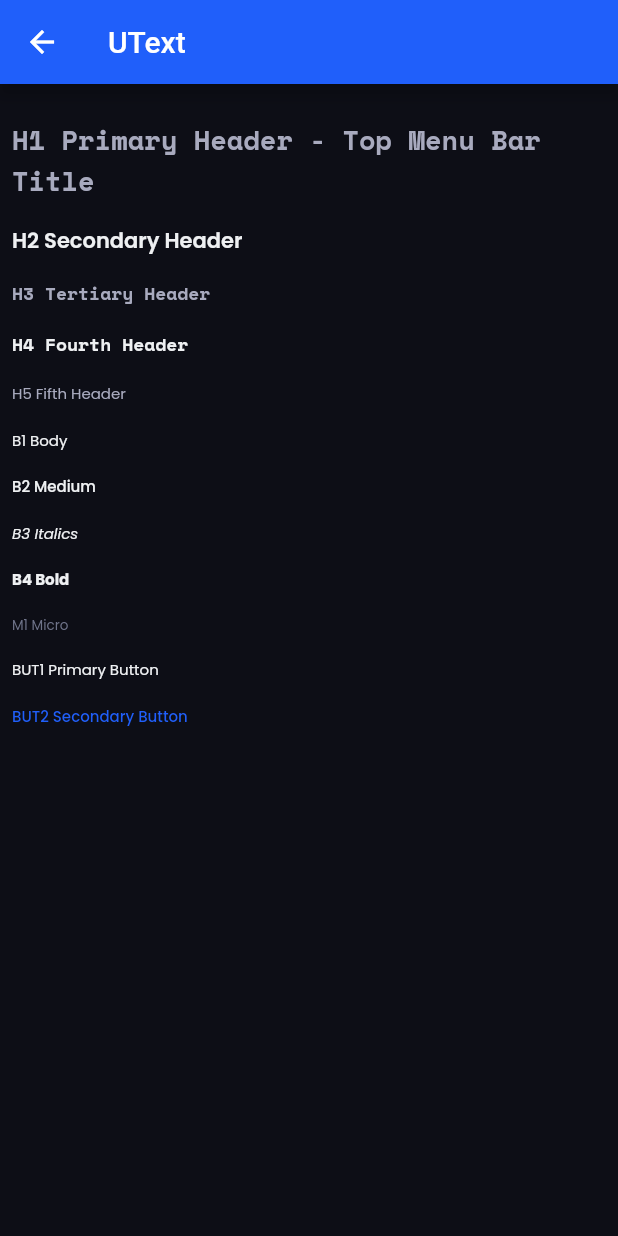
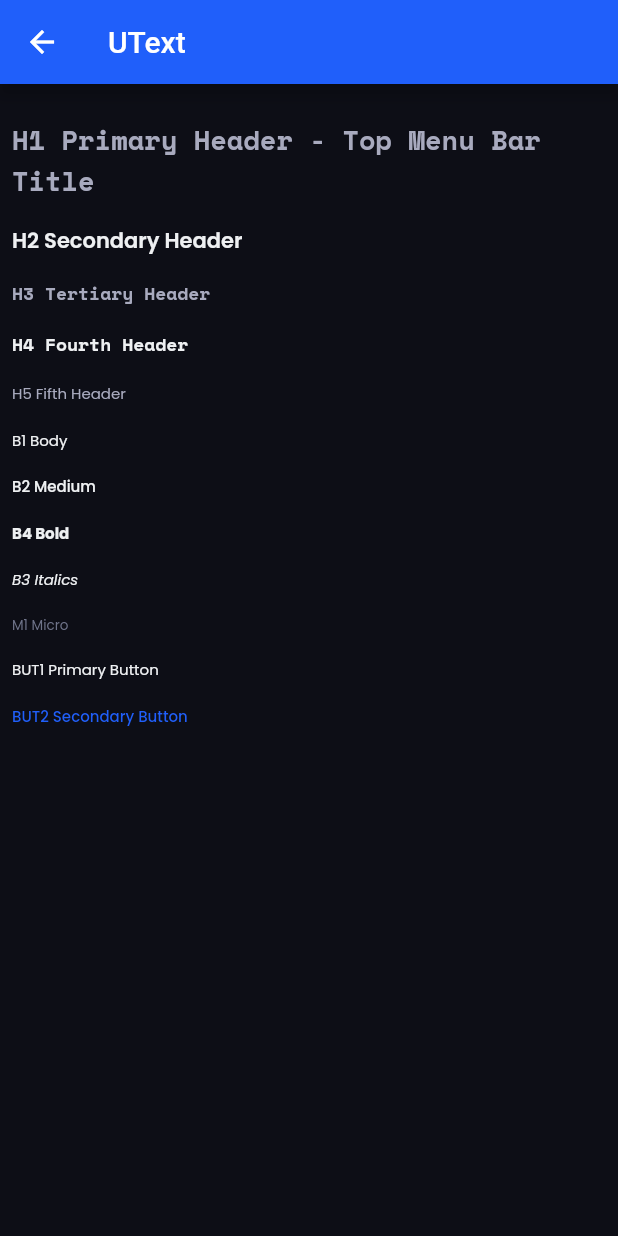
Before and after one commit to Satellite-im/Uplink-Mobile, a Flutter app: the screen it shows after launch, after a tap on "Core Widgets and Specs", after a tap on "UText", on a phone screen of 412 x 824 dp. Run offline on Flutter 3.47's test engine with Material 2 defaults, Android fonts, the phone set to English and light mode, and no system bars; our stand-ins replace bloc, flutter_bloc, shared_preferences; generated files the repository leaves out were written again.

Commit message:
FA-33 - refactor(UTextStyle): change italics to B4 and bold to B3

```diff
--- a/packages/ui_library/lib/widgets/u_text/models/u_text_style.dart
+++ b/packages/ui_library/lib/widgets/u_text/models/u_text_style.dart
@@ -22,8 +22,8 @@ enum UTextStyle {
   H5_fifthHeader,
   B1_body,
   B2_medium,
-  B3_italics,
-  B4_bold,
+  B3_bold,
+  B4_italics,
   M1_micro,
   BUT1_primaryButton,
   BUT2_secondaryButton,
@@ -84,7 +84,14 @@ extension UTextStyleExtension on UTextStyle {
           fontSize: USizes.textB2MediumSize,
           color: UColors.white,
         );
-      case UTextStyle.B3_italics:
+      case UTextStyle.B3_bold:
+        return _uTextStyle._copyWith(
+          fontFamily: UFonts.textPoppinsFont,
+          fontWeight: FontWeight.w700,
+          fontSize: USizes.textB4BoldSize,
+          color: UColors.white,
+        );
+      case UTextStyle.B4_italics:
         return _uTextStyle._copyWith(
           fontFamily: UFonts.textPoppinsFont,
           fontSize: USizes.textB3ItalicsSize,
@@ -92,13 +99,7 @@ extension UTextStyleExtension on UTextStyle {
           fontStyle: FontStyle.italic,
           color: UColors.white,
         );
-      case UTextStyle.B4_bold:
-        return _uTextStyle._copyWith(
-          fontFamily: UFonts.textPoppinsFont,
-          fontWeight: FontWeight.w700,
-          fontSize: USizes.textB4BoldSize,
-          color: UColors.white,
-        );
+
       case UTextStyle.M1_micro:
         return _uTextStyle._copyWith(
           fontFamily: UFonts.textPoppinsFont,
--- a/packages/ui_showroom/lib/ui_pages/src/u_text_page.dart
+++ b/packages/ui_showroom/lib/ui_pages/src/u_text_page.dart
@@ -30,8 +30,8 @@ class UTextPage extends StatelessWidget {
             _UTexts('H5 Fifth Header', textStyle: UTextStyle.H5_fifthHeader),
             _UTexts('B1 Body', textStyle: UTextStyle.B1_body),
             _UTexts('B2 Medium', textStyle: UTextStyle.B2_medium),
-            _UTexts('B3 Italics', textStyle: UTextStyle.B3_italics),
-            _UTexts('B4 Bold', textStyle: UTextStyle.B4_bold),
+            _UTexts('B4 Bold', textStyle: UTextStyle.B3_bold),
+            _UTexts('B3 Italics', textStyle: UTextStyle.B4_italics),
             _UTexts('M1 Micro', textStyle: UTextStyle.M1_micro),
             _UTexts('BUT1 Primary Button',
                 textStyle: UTextStyle.BUT1_primaryButton),
```
Also changed, not shown: 1 other file.
